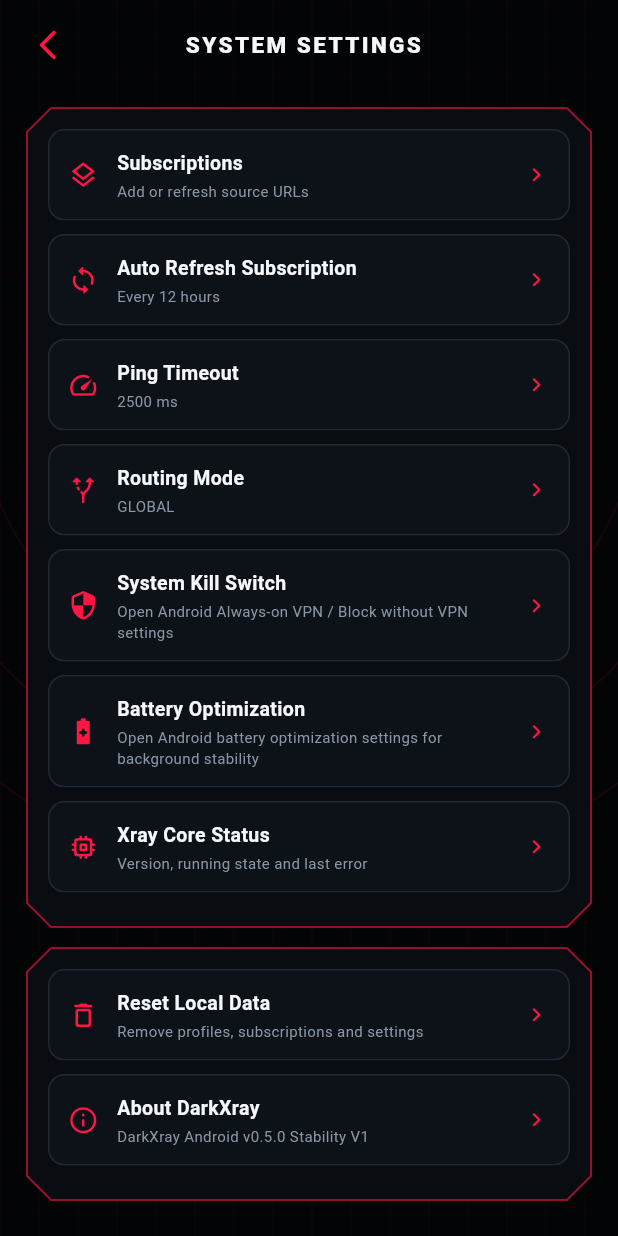
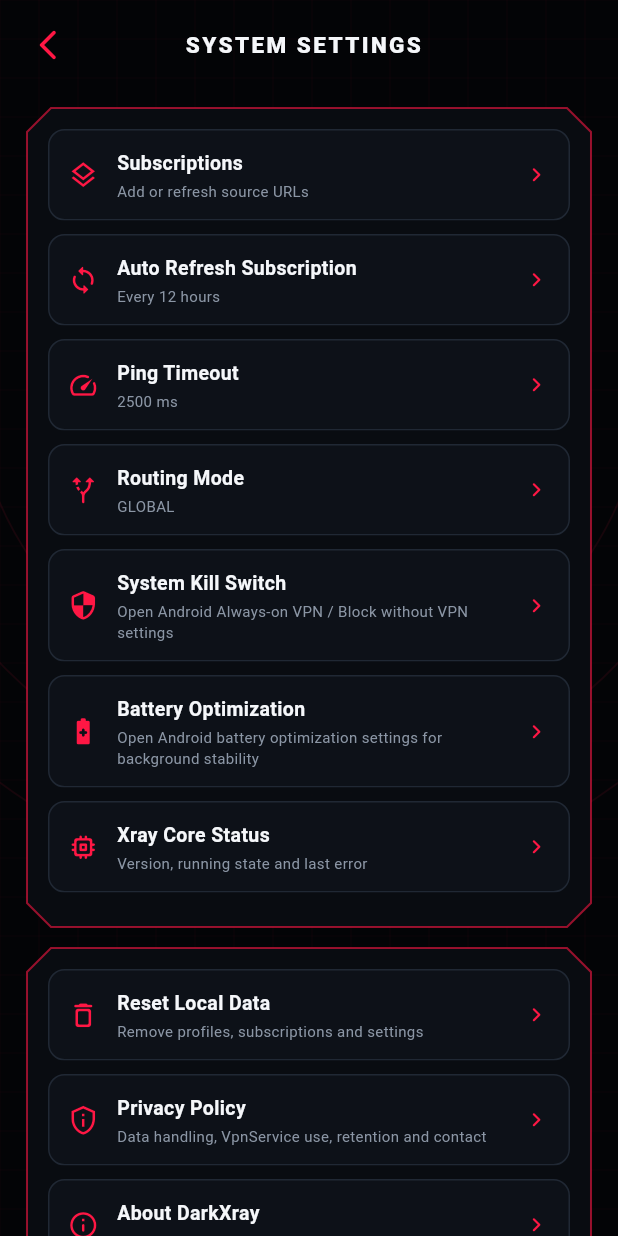
Before and after one commit to darktunnelmika/dark-xray, a Flutter app: the SettingsPage widget shown alone on an empty page, opened directly, scrolled down 332 dp, on a phone screen of 412 x 824 dp. Run offline on Flutter 3.47's test engine with Material 3 defaults, Android fonts, the phone set to English and light mode, and no system bars; our stand-ins replace file_picker, shared_preferences; missing offline and left inert: mobile_scanner; accounts and stored records are empty.

Commit message:
play: expose privacy policy inside app

```diff
--- a/mobile-client/lib/screens/settings_page.dart
+++ b/mobile-client/lib/screens/settings_page.dart
@@ -3,6 +3,7 @@
 import '../services/settings_store.dart';
 import '../services/vpn_bridge.dart';
 import '../ui/cyber.dart';
+import 'privacy_policy_page.dart';
 import 'routing_rules_page.dart';
 import 'subscriptions_page.dart';
 
@@ -358,14 +359,26 @@
                         onTap: _resetApp,
                       ),
                       CyberMenuTile(
+                        icon: Icons.privacy_tip_outlined,
+                        title: 'Privacy Policy',
+                        subtitle: 'Data handling, VpnService use, retention and contact',
+                        onTap: () {
+                          Navigator.of(context).push(
+                            MaterialPageRoute(
+                              builder: (_) => const PrivacyPolicyPage(),
+                            ),
+                          );
+                        },
+                      ),
+                      CyberMenuTile(
                         icon: Icons.info_outline_rounded,
                         title: 'About DarkXray',
-                        subtitle: 'DarkXray Android v0.5.0 Stability V1',
+                        subtitle: 'DarkXray Android v1.0.0 Play Release',
                         onTap: () {
                           showAboutDialog(
                             context: context,
                             applicationName: 'DarkXray',
-                            applicationVersion: '0.5.0',
+                            applicationVersion: '1.0.0',
                             applicationLegalese:
                                 'Dedicated Xray client • Cyber Red UI',
                           );
```
